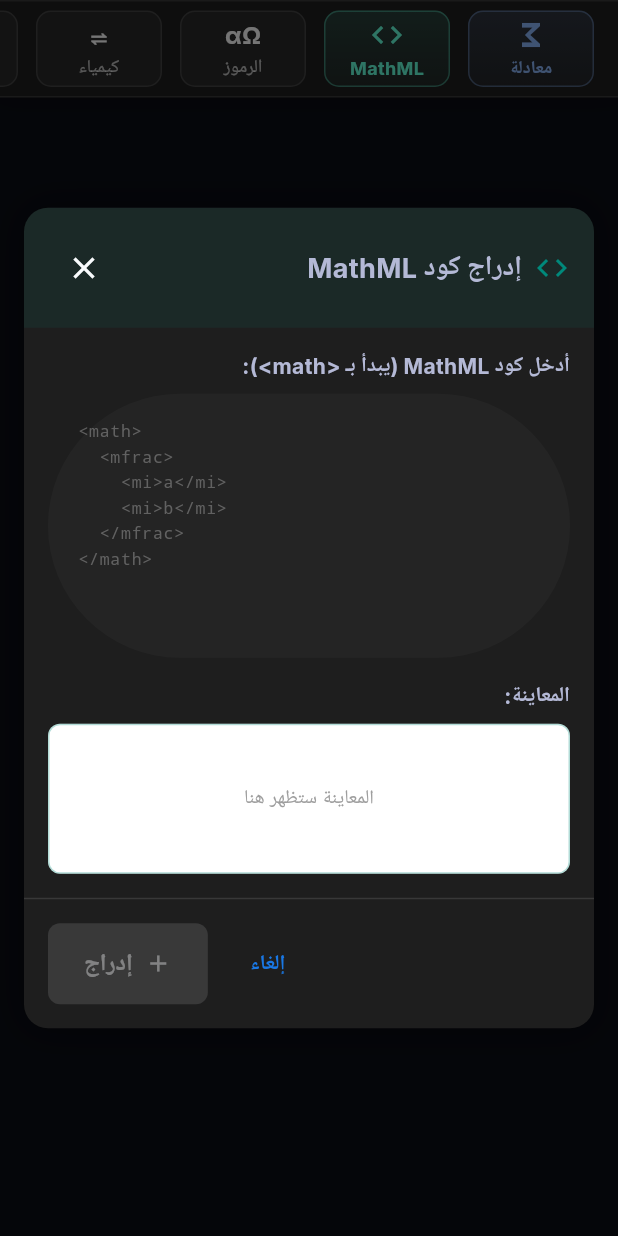
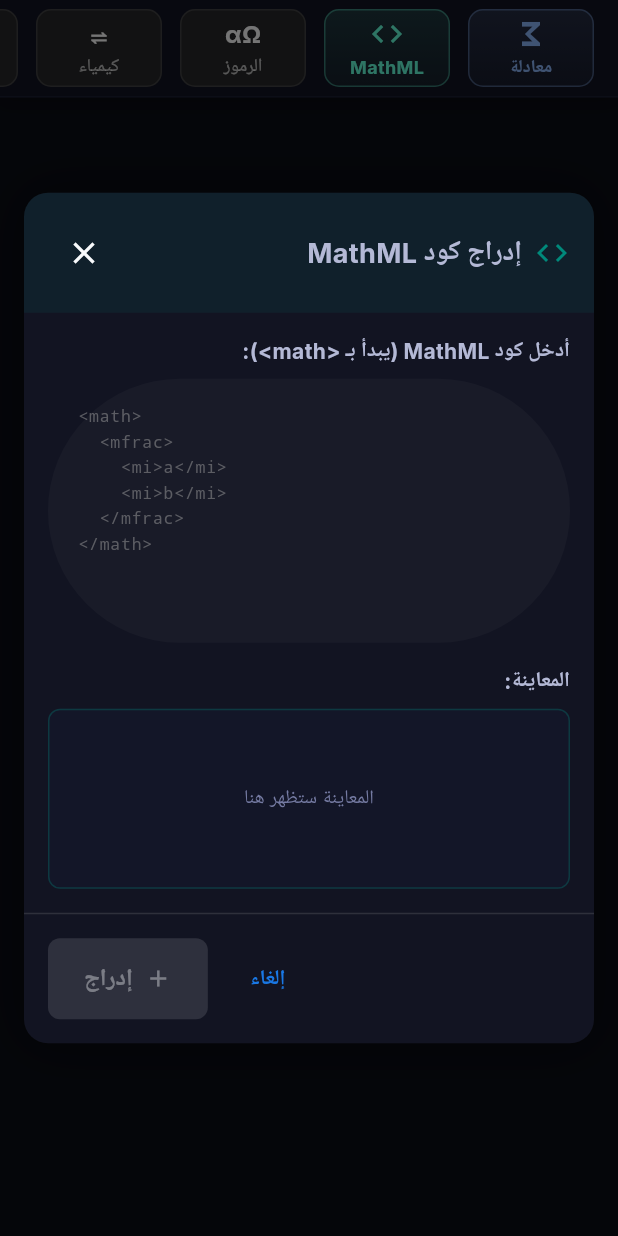
Before and after one commit to Omarrawas/doraty-app, a Flutter app: the MathSymbolToolbar widget shown alone on an empty page, opened directly with empty values, after a tap on "MathML", on a phone screen of 412 x 824 dp. Run offline on Flutter 3.47's test engine with Material 3 defaults, Android fonts, the phone set to English and light mode, and no system bars; our stand-ins replace audioplayers, cached_network_image, chewie, connectivity_plus, curved_navigation_bar, dio and 28 more; missing offline and left inert: extension_google_sign_in_as_googleapis_auth, flutter_inappwebview, flutter_quill, flutter_quill_delta_from_html, flutter_tex, googleapis and 8 more; accounts and stored records are empty; network calls fail.

Commit message:
fix: resolve video playback stalls and refine math editor dark mode UI

```diff
--- a/lib/widgets/math_symbol_toolbar.dart
+++ b/lib/widgets/math_symbol_toolbar.dart
@@ -17,22 +17,21 @@ class MathSymbolToolbar extends StatelessWidget {
   Widget build(BuildContext context) {
     final theme = Theme.of(context);
     final isDark = theme.brightness == Brightness.dark;
-    final background = isDark ? const Color(0xFF1E1E1E) : const Color(0xFFF3F3F3);
-    final border = isDark ? Colors.white12 : const Color(0xFFD0D0D0);
+    final background = AppColors.getSurfaceColor(context);
+    final borderColor = AppColors.getBorderColor(context);
 
     return Container(
-      height: 65, // Slightly increased for scrollbar room
+      height: 65,
       decoration: BoxDecoration(
         color: background,
         border: Border(
-          top: BorderSide(color: border),
-          bottom: BorderSide(color: border),
+          bottom: BorderSide(color: borderColor.withValues(alpha: 0.5)),
         ),
         boxShadow: [
           BoxShadow(
-            color: Colors.black.withValues(alpha: isDark ? 0.35 : 0.08),
-            blurRadius: 12,
-            offset: const Offset(0, -2),
+            color: Colors.black.withValues(alpha: isDark ? 0.25 : 0.05),
+            blurRadius: 10,
+            offset: const Offset(0, 2), // Changed to positive offset to avoid "silver line" at top
           ),
         ],
       ),
@@ -353,15 +352,13 @@ class MathSymbolToolbar extends StatelessWidget {
             child: Container(
               constraints: const BoxConstraints(maxWidth: 520, maxHeight: 600),
               decoration: BoxDecoration(
-                color: Theme.of(context).brightness == Brightness.dark
-                    ? const Color(0xFF1E1E1E)
-                    : Colors.white,
+                color: AppColors.getSurfaceColor(context),
                 borderRadius: BorderRadius.circular(16),
                 boxShadow: [
                   BoxShadow(
-                    color: Colors.black.withValues(alpha: 0.3),
-                    blurRadius: 24,
-                    spreadRadius: 4,
+                    color: Colors.black.withValues(alpha: 0.4),
+                    blurRadius: 32,
+                    spreadRadius: 2,
                   ),
                 ],
               ),
@@ -438,33 +435,33 @@ class MathSymbolToolbar extends StatelessWidget {
                                   fontWeight: FontWeight.bold, fontSize: 14)),
                           const SizedBox(height: 8),
                           Container(
-                            constraints: const BoxConstraints(minHeight: 100),
+                            constraints: const BoxConstraints(minHeight: 120),
                             decoration: BoxDecoration(
-                              color: Colors.white,
+                              color: AppColors.getInputFillColor(context),
                               borderRadius: BorderRadius.circular(8),
                               border: Border.all(
-                                  color:
-                                      const Color(0xFF00897B).withValues(alpha: 0.3)),
+                                  color: const Color(0xFF00897B).withValues(alpha: 0.3)),
                             ),
                             child: previewMathML.isEmpty
-                                ? const Center(
+                                ? Center(
                                     child: Text(
                                       'المعاينة ستظهر هنا',
                                       style: TextStyle(
-                                          color: Colors.grey, fontSize: 13),
+                                          color: AppColors.getMutedTextColor(context),
+                                          fontSize: 13),
                                     ),
                                   )
                                 : TeXView(
                                     child: TeXViewDocument(
                                       previewMathML,
-                                      style: const TeXViewStyle(
-                                        contentColor: Colors.black,
+                                      style: TeXViewStyle(
+                                        contentColor: AppColors.getTextColor(context),
                                         textAlign: TeXViewTextAlign.center,
-                                        padding: TeXViewPadding.all(16),
+                                        padding: const TeXViewPadding.all(16),
                                       ),
                                     ),
-                                    style: const TeXViewStyle(
-                                      backgroundColor: Colors.white,
+                                    style: TeXViewStyle(
+                                      backgroundColor: AppColors.getInputFillColor(context),
                                     ),
                                   ),
                           ),
@@ -579,15 +576,13 @@ class MathSymbolToolbar extends StatelessWidget {
             child: Container(
               constraints: BoxConstraints(maxWidth: 520, maxHeight: 600),
               decoration: BoxDecoration(
-                color: Theme.of(context).brightness == Brightness.dark
-                    ? Color(0xFF1E1E1E)
-                    : Colors.white,
+                color: AppColors.getSurfaceColor(context),
                 borderRadius: BorderRadius.circular(16),
                 boxShadow: [
                   BoxShadow(
-                    color: Colors.black.withValues(alpha: 0.3),
-                    blurRadius: 24,
-                    spreadRadius: 4,
+                    color: Colors.black.withValues(alpha: 0.4),
+                    blurRadius: 32,
+                    spreadRadius: 2,
                   ),
                 ],
               ),
@@ -639,24 +634,31 @@ class MathSymbolToolbar extends StatelessWidget {
                             spacing: 8,
                             runSpacing: 8,
                             children: _equationTemplates.map((t) {
-                              return InkWell(
+                              return Material(
+                                color: Colors.transparent,
+                                child: InkWell(
                                   onTap: () {
                                     controller.text = t.latex;
                                     setDialogState(() => previewLatex = t.latex);
                                   },
                                   borderRadius: BorderRadius.circular(8),
                                   child: Container(
-                                  padding: EdgeInsets.symmetric(
+                                    padding: const EdgeInsets.symmetric(
                                         horizontal: 12, vertical: 8),
                                     decoration: BoxDecoration(
-                                    color: Colors.grey.withValues(alpha: 0.1),
+                                      color: AppColors.getInputFillColor(context),
                                       borderRadius: BorderRadius.circular(8),
                                       border: Border.all(
-                                        color: Colors.grey.withValues(alpha: 0.3)),
+                                          color: AppColors.getBorderColor(context)),
                                     ),
                                     child: Text(
                                       t.label,
-                                    style: TextStyle(fontSize: 13),
+                                      style: TextStyle(
+                                        fontSize: 13,
+                                        color: AppColors.getTextColor(context),
+                                        fontWeight: FontWeight.w500,
+                                      ),
+                                    ),
                                   ),
                                 ),
                               );
@@ -705,9 +707,9 @@ class MathSymbolToolbar extends StatelessWidget {
                                   fontWeight: FontWeight.bold, fontSize: 14)),
                           SizedBox(height: 8),
                           Container(
-                            constraints: BoxConstraints(minHeight: 80),
+                            constraints: BoxConstraints(minHeight: 120),
                             decoration: BoxDecoration(
-                              color: AppColors.getTextColor(context),
+                              color: AppColors.getInputFillColor(context),
                               borderRadius: BorderRadius.circular(8),
                               border: Border.all(
                                   color:
@@ -720,7 +722,8 @@ class MathSymbolToolbar extends StatelessWidget {
                                       child: Text(
                                         'ابدأ بالكتابة لرؤية المعاينة',
                                         style: TextStyle(
-                                            color: Colors.grey, fontSize: 13),
+                                            color: AppColors.getMutedTextColor(context),
+                                            fontSize: 13),
                                       ),
                                     ),
                                   )
@@ -728,7 +731,7 @@ class MathSymbolToolbar extends StatelessWidget {
                                     child: TeXViewDocument(
                                       '\\($previewLatex\\)',
                                       style: TeXViewStyle(
-                                        contentColor: Colors.black,
+                                        contentColor: AppColors.getTextColor(context),
                                         fontStyle:
                                             TeXViewFontStyle(fontSize: 18),
                                         textAlign: TeXViewTextAlign.center,
@@ -736,7 +739,7 @@ class MathSymbolToolbar extends StatelessWidget {
                                       ),
                                     ),
                                     style: TeXViewStyle(
-                                      backgroundColor: Colors.white,
+                                      backgroundColor: AppColors.getInputFillColor(context),
                                     ),
                                     loadingWidgetBuilder: (context) =>
                                         Center(
@@ -746,7 +749,8 @@ class MathSymbolToolbar extends StatelessWidget {
                                           width: 24,
                                           height: 24,
                                           child: CircularProgressIndicator(
-                                              strokeWidth: 2),
+                                              strokeWidth: 2,
+                                              color: Color(0xFF0F6CBD)),
                                         ),
                                       ),
                                     ),
```
Also changed, not shown: lib/screens/lesson/lesson_screen.dart (+33 -4 lines), lib/widgets/rich_text_editor.dart (+28 -25 lines). Lines whose indentation alone changed are shown as unchanged.
